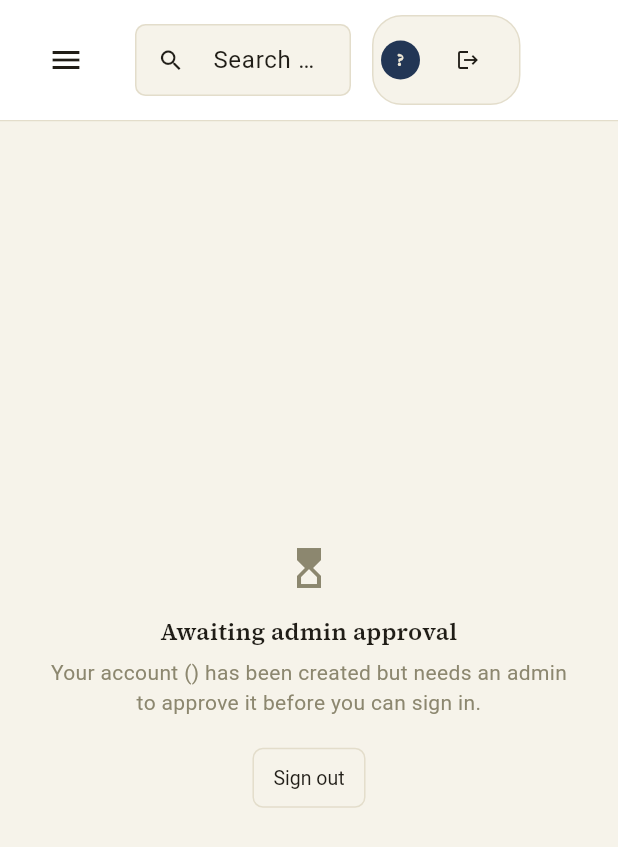
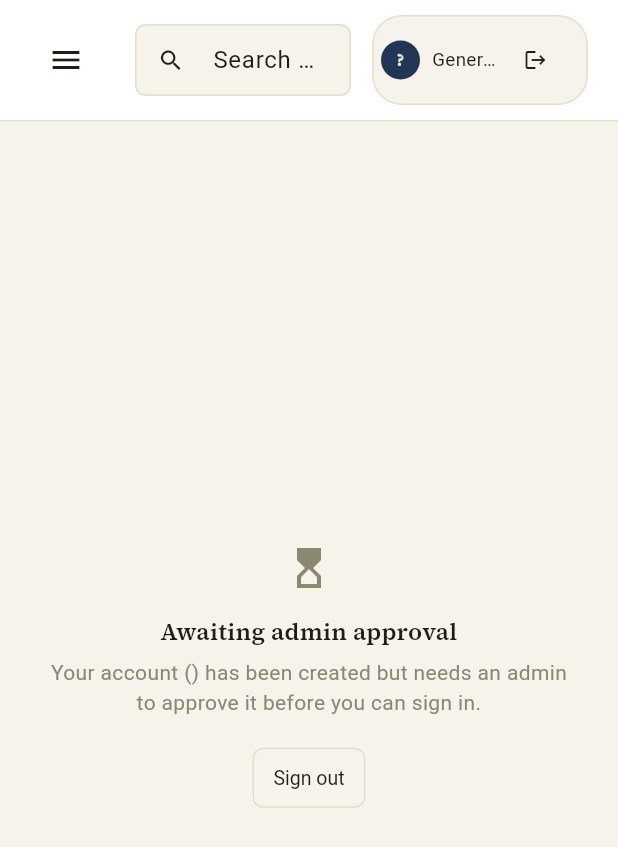
Before and after one commit to shivhegde/AiOffice, a Flutter app: the screen it shows once a user with an empty profile is signed in, on a phone screen of 412 x 824 dp. Shown: the top 847 px of the screen. Run offline on Flutter 3.47's test engine with Material 3 defaults, Android fonts, the phone set to English and light mode, and no system bars; our stand-ins replace cloud_firestore, file_picker, firebase_auth, firebase_core, firebase_storage, flutter_riverpod and 6 more; missing offline and left inert: desktop_drop; accounts and stored records are empty.

Commit message:
Remove debug role switcher; show role/login on two lines in top bar
The top bar's "Viewing as (debug)" role picker let anyone flip their
displayed role, which read as an editable user-type field even though
it never touched the real Firestore role. Removed it entirely along
with debugRoleOverrideProvider — effectiveRoleProvider now always
reflects the user's actual assigned role.

The user chip's role/login text had its own follow-on issues once it
became the only place showing role:
- It was hidden below the 760px width breakpoint, so removing the
  debug picker left no role indicator at all there — now always shown
  (role-only when narrow).
- It had no explicit text color, silently inheriting an unreadable
  default in this context — pinned to colorScheme.onSurface (same fix
  already applied to the debug picker before its removal).
- Role and login were one ellipsis-truncated line ("role • email"), so
  a long email address cut the role off entirely. Now shown as two
  lines (role, then login) so each gets the full chip width instead of
  splitting it.

Co-Authored-By: Claude Sonnet 5 <noreply@anthropic.com>
Claude-Session: https://claude.ai/code/session_01GHwP3VD8wxStvdyk2JHYKP

```diff
--- a/lib/features/users/application/user_providers.dart
+++ b/lib/features/users/application/user_providers.dart
@@ -1,4 +1,3 @@
-import 'package:flutter/foundation.dart';
 import 'package:flutter_riverpod/flutter_riverpod.dart';
 
 import '../../../core/constants/roles.dart';
@@ -20,22 +19,10 @@ final currentAppUserProvider = StreamProvider<AppUser?>((ref) {
   return ref.watch(userRepositoryProvider).watchUser(firebaseUser.uid);
 });
 
-/// Debug-only override for the top bar's "Viewing as" role picker
-/// (mirrors the prototype's role switcher). Purely cosmetic — it changes
-/// what [RoleGate] renders locally but never touches the real Firestore
-/// role, so server-side rules still enforce the actual permission. See
-/// Phase 1 plan decision #10.
-final debugRoleOverrideProvider = StateProvider<AppRole?>((ref) => null);
-
-/// The role actually used for UI gating: the debug override in debug
-/// builds if set, otherwise the real role from Firestore (defaulting to
-/// [AppRole.generalUser] while it's still loading, so gated actions don't
-/// flash visible before the real role arrives).
+/// The role actually used for UI gating: the real role from Firestore,
+/// defaulting to [AppRole.generalUser] while it's still loading so gated
+/// actions don't flash visible before the real role arrives.
 final effectiveRoleProvider = Provider<AppRole>((ref) {
-  if (kDebugMode) {
-    final override = ref.watch(debugRoleOverrideProvider);
-    if (override != null) return override;
-  }
   final appUser = ref.watch(currentAppUserProvider).value;
   return appUser?.role ?? AppRole.generalUser;
 });
--- a/lib/shared/widgets/top_bar.dart
+++ b/lib/shared/widgets/top_bar.dart
@@ -1,15 +1,12 @@
-import 'package:flutter/foundation.dart';
 import 'package:flutter/material.dart';
 import 'package:flutter_riverpod/flutter_riverpod.dart';
 
 import '../../app/theme/app_colors.dart';
-import '../../core/constants/roles.dart';
 import '../../features/auth/application/auth_providers.dart';
 import '../../features/users/application/user_providers.dart';
 
-/// Prototype's `.topbar` — title/crumb, global search (§3.1), a
-/// debug-only role picker (§5.1 plan decision #10), and a user chip with
-/// sign-out.
+/// Prototype's `.topbar` — title/crumb, global search (§3.1), and a user
+/// chip with sign-out.
 class TopBar extends ConsumerWidget implements PreferredSizeWidget {
   const TopBar({
     super.key,
@@ -83,13 +80,9 @@ class TopBar extends ConsumerWidget implements PreferredSizeWidget {
             ),
           ),
           const SizedBox(width: 14),
-          if (kDebugMode && !isNarrow) ...[
-            Flexible(child: _DebugRolePicker(activeRole: effectiveRole)),
-            const SizedBox(width: 14),
-          ],
           Flexible(
             child: ConstrainedBox(
-              constraints: const BoxConstraints(maxWidth: 220),
+              constraints: const BoxConstraints(maxWidth: 240),
               child: Container(
                 padding: const EdgeInsets.fromLTRB(5, 5, 10, 5),
                 decoration: BoxDecoration(
@@ -109,15 +102,37 @@ class TopBar extends ConsumerWidget implements PreferredSizeWidget {
                       ),
                     ),
                     const SizedBox(width: 8),
-                    if (!isNarrow)
-                      Flexible(
-                        child: Text(
-                          '${appUser?.displayName ?? appUser?.email ?? '...'} • ${effectiveRole.label}',
-                          style: const TextStyle(fontSize: 12.5),
-                          maxLines: 1,
-                          overflow: TextOverflow.ellipsis,
-                        ),
-                      ),
+                    Flexible(
+                      child: isNarrow
+                          ? Text(
+                              effectiveRole.label,
+                              style: TextStyle(fontSize: 12.5, color: theme.colorScheme.onSurface),
+                              maxLines: 1,
+                              overflow: TextOverflow.ellipsis,
+                            )
+                          : Column(
+                              mainAxisSize: MainAxisSize.min,
+                              crossAxisAlignment: CrossAxisAlignment.start,
+                              children: [
+                                Text(
+                                  effectiveRole.label,
+                                  style: TextStyle(
+                                    fontSize: 11,
+                                    fontWeight: FontWeight.w600,
+                                    color: theme.colorScheme.onSurface,
+                                  ),
+                                  maxLines: 1,
+                                  overflow: TextOverflow.ellipsis,
+                                ),
+                                Text(
+                                  appUser?.displayName ?? appUser?.email ?? '...',
+                                  style: TextStyle(fontSize: 11, color: colors.textMuted),
+                                  maxLines: 1,
+                                  overflow: TextOverflow.ellipsis,
+                                ),
+                              ],
+                            ),
+                    ),
                     IconButton(
                       icon: const Icon(Icons.logout, size: 16),
                       tooltip: 'Sign out',
@@ -141,44 +156,3 @@ class TopBar extends ConsumerWidget implements PreferredSizeWidget {
     return letters.isEmpty ? trimmed[0].toUpperCase() : letters;
   }
 }
-
-class _DebugRolePicker extends ConsumerWidget {
-  const _DebugRolePicker({required this.activeRole});
-
-  final AppRole activeRole;
-
-  @override
-  Widget build(BuildContext context, WidgetRef ref) {
-    final onSurface = Theme.of(context).colorScheme.onSurface;
-    return Row(
-      mainAxisSize: MainAxisSize.min,
-      children: [
-        Tooltip(
-          message: 'Viewing as (debug)',
-          child: Icon(Icons.bug_report_outlined, size: 15, color: onSurface),
-        ),
-        const SizedBox(width: 4),
-        Flexible(
-          child: ConstrainedBox(
-            constraints: const BoxConstraints(maxWidth: 100),
-            child: DropdownButton<AppRole>(
-              value: activeRole,
-              isExpanded: true,
-              underline: const SizedBox.shrink(),
-              style: TextStyle(fontSize: 12.5, color: onSurface),
-              dropdownColor: Theme.of(context).colorScheme.surface,
-              items: [
-                for (final role in AppRole.values)
-                  DropdownMenuItem(
-                    value: role,
-                    child: Text(role.label, overflow: TextOverflow.ellipsis, style: TextStyle(color: onSurface)),
-                  ),
-              ],
-              onChanged: (role) => ref.read(debugRoleOverrideProvider.notifier).state = role,
-            ),
-          ),
-        ),
-      ],
-    );
-  }
-}
```
